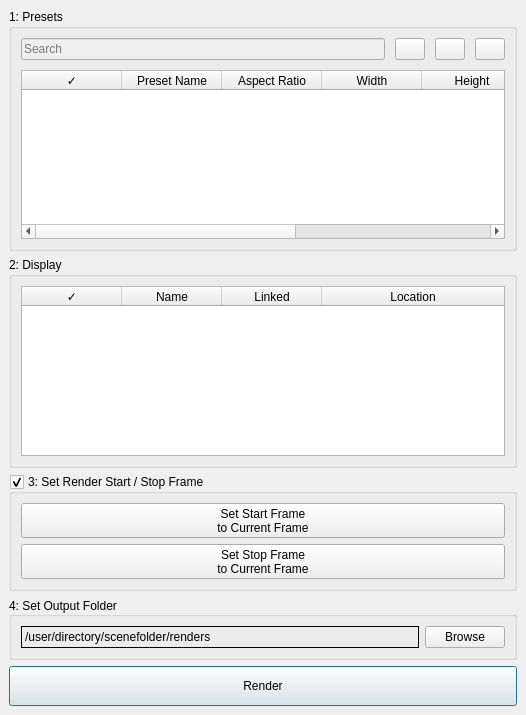
Qt form code/EZRender.ui (VisualDroids/EZ-Render-for-Toonboom-Harmony) before a commit.
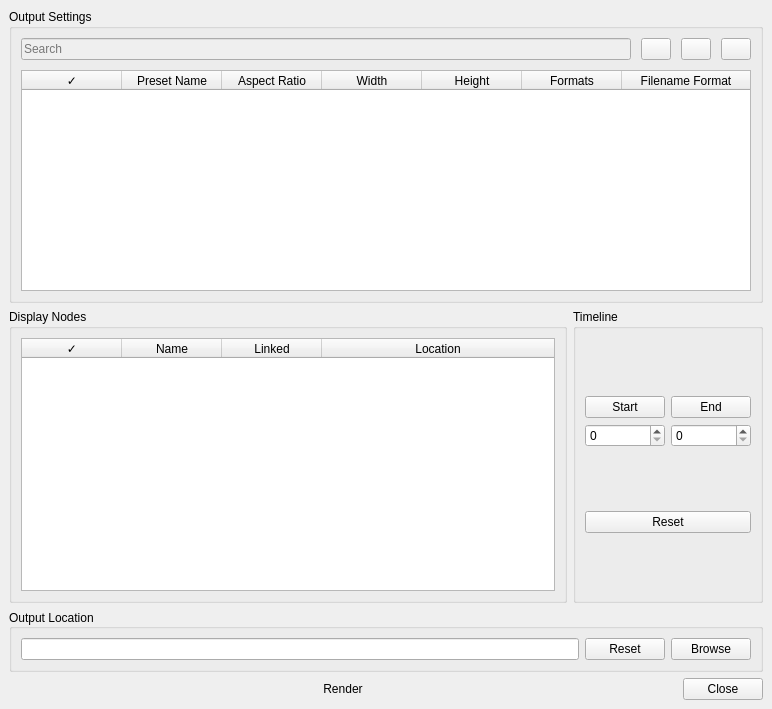
The same form after that commit. The open tabs and pages were chosen to show the change. Icons and pictures are not drawn.

Diff of the .ui file:
```diff
--- a/code/EZRender.ui
+++ b/code/EZRender.ui
@@ -6,13 +6,16 @@
    <rect>
     <x>0</x>
     <y>0</y>
-    <width>526</width>
-    <height>715</height>
+    <width>772</width>
+    <height>709</height>
    </rect>
   </property>
   <property name="windowTitle">
    <string/>
   </property>
+  <property name="styleSheet">
+   <string notr="true"/>
+  </property>
   <property name="currentIndex">
    <number>2</number>
   </property>
@@ -21,13 +24,13 @@
     <item>
      <widget class="QGroupBox" name="presetBox">
       <property name="title">
-       <string>1: Presets</string>
+       <string>Output Settings</string>
       </property>
-      <layout class="QGridLayout" name="gridLayout_4">
+      <layout class="QVBoxLayout" name="verticalLayout_9">
        <property name="sizeConstraint">
         <enum>QLayout::SetMinimumSize</enum>
        </property>
-       <item row="1" column="0">
+       <item>
         <layout class="QGridLayout" name="gridLayout_5">
          <item row="0" column="1">
           <layout class="QVBoxLayout" name="verticalLayout_4">
@@ -128,12 +131,18 @@
              <property name="selectionBehavior">
               <enum>QAbstractItemView::SelectRows</enum>
              </property>
-             <property name="gridStyle">
-              <enum>Qt::DotLine</enum>
+             <property name="textElideMode">
+              <enum>Qt::ElideMiddle</enum>
+             </property>
+             <property name="cornerButtonEnabled">
+              <bool>false</bool>
              </property>
              <attribute name="horizontalHeaderStretchLastSection">
               <bool>true</bool>
              </attribute>
+             <attribute name="verticalHeaderVisible">
+              <bool>false</bool>
+             </attribute>
              <column>
               <property name="text">
                <string>✓</string>
@@ -179,11 +188,11 @@
      </widget>
     </item>
     <item>
-     <layout class="QVBoxLayout" name="verticalLayout_10">
+     <layout class="QHBoxLayout" name="displayAndMarkers">
       <item>
        <widget class="QGroupBox" name="displayBox">
         <property name="title">
-         <string>2: Display</string>
+         <string>Display Nodes</string>
         </property>
         <layout class="QVBoxLayout" name="verticalLayout_2">
          <item>
@@ -197,12 +206,18 @@
            <property name="selectionBehavior">
             <enum>QAbstractItemView::SelectRows</enum>
            </property>
-           <property name="gridStyle">
-            <enum>Qt::DotLine</enum>
+           <property name="textElideMode">
+            <enum>Qt::ElideMiddle</enum>
+           </property>
+           <property name="cornerButtonEnabled">
+            <bool>false</bool>
            </property>
            <attribute name="horizontalHeaderStretchLastSection">
             <bool>true</bool>
            </attribute>
+           <attribute name="verticalHeaderVisible">
+            <bool>false</bool>
+           </attribute>
            <column>
             <property name="text">
              <string>✓</string>
@@ -228,44 +243,55 @@
         </layout>
        </widget>
       </item>
-     </layout>
-    </item>
     <item>
-     <layout class="QHBoxLayout" name="horizontalLayout_3">
-      <item>
-       <widget class="QGroupBox" name="frameBox">
+       <widget class="QGroupBox" name="timeline">
+        <property name="sizePolicy">
+         <sizepolicy hsizetype="Maximum" vsizetype="Preferred">
+          <horstretch>0</horstretch>
+          <verstretch>0</verstretch>
+         </sizepolicy>
+        </property>
         <property name="title">
-         <string>3: Set Render Start / Stop Frame</string>
+         <string>Timeline</string>
         </property>
-        <property name="checkable">
-         <bool>true</bool>
+        <property name="checked">
+         <bool>false</bool>
         </property>
-        <layout class="QVBoxLayout" name="verticalLayout_9">
+        <layout class="QVBoxLayout" name="verticalLayout_11">
          <item>
-          <widget class="QToolButton" name="setStartFrameButton">
-           <property name="sizePolicy">
-            <sizepolicy hsizetype="MinimumExpanding" vsizetype="Fixed">
-             <horstretch>0</horstretch>
-             <verstretch>0</verstretch>
-            </sizepolicy>
+          <layout class="QGridLayout" name="gridLayout_2">
+           <item row="1" column="2">
+            <widget class="QSpinBox" name="endFrameSpinBox"/>
+           </item>
+           <item row="1" column="1">
+            <widget class="QSpinBox" name="startFrameSpinBox"/>
+           </item>
+           <item row="0" column="1">
+            <widget class="QPushButton" name="setStartFrameButton">
+             <property name="toolTip">
+              <string>Click for setting current frame as Start</string>
            </property>
            <property name="text">
-            <string>Set Start Frame
-to Current Frame</string>
+              <string>Start</string>
            </property>
           </widget>
          </item>
-         <item>
-          <widget class="QToolButton" name="setEndFrameButton">
-           <property name="sizePolicy">
-            <sizepolicy hsizetype="MinimumExpanding" vsizetype="Fixed">
-             <horstretch>0</horstretch>
-             <verstretch>0</verstretch>
-            </sizepolicy>
+           <item row="0" column="2">
+            <widget class="QPushButton" name="setEndFrameButton">
+             <property name="toolTip">
+              <string>Click for setting current frame as End</string>
            </property>
            <property name="text">
-            <string>Set Stop Frame
-to Current Frame</string>
+              <string>End</string>
+             </property>
+            </widget>
+           </item>
+          </layout>
+         </item>
+         <item>
+          <widget class="QPushButton" name="resetStartEnd">
+           <property name="text">
+            <string>Reset</string>
            </property>
           </widget>
          </item>
@@ -280,7 +306,7 @@
        <enum>Qt::LeftToRight</enum>
       </property>
       <property name="title">
-       <string>4: Set Output Folder</string>
+       <string>Output Location</string>
       </property>
       <property name="alignment">
        <set>Qt::AlignLeading|Qt::AlignLeft|Qt::AlignVCenter</set>
@@ -288,14 +314,20 @@
       <layout class="QVBoxLayout" name="verticalLayout_3">
        <item>
         <layout class="QGridLayout" name="gridLayout">
+         <item row="0" column="0">
+          <widget class="QLineEdit" name="outputPath"/>
+         </item>
          <item row="0" column="1">
+          <layout class="QHBoxLayout" name="horizontalLayout_7">
+           <item>
+            <widget class="QPushButton" name="pushButton">
+             <property name="text">
+              <string>Reset</string>
+             </property>
+            </widget>
+           </item>
+           <item>
           <widget class="QPushButton" name="browseForFileButton">
-           <property name="maximumSize">
-            <size>
-             <width>80</width>
-             <height>16777215</height>
-            </size>
-           </property>
            <property name="toolTip">
             <string>Click here to choose your own output destination</string>
            </property>
@@ -304,18 +336,7 @@
            </property>
           </widget>
          </item>
-         <item row="0" column="0">
-          <widget class="QLabel" name="outputPath">
-           <property name="frameShape">
-            <enum>QFrame::Panel</enum>
-           </property>
-           <property name="text">
-            <string>/user/directory/scenefolder/renders</string>
-           </property>
-           <property name="wordWrap">
-            <bool>true</bool>
-           </property>
-          </widget>
+          </layout>
          </item>
         </layout>
        </item>
@@ -323,7 +344,7 @@
      </widget>
     </item>
     <item>
-     <layout class="QVBoxLayout" name="renderLayout">
+     <layout class="QHBoxLayout" name="horizontalLayout_3">
       <item>
        <widget class="QPushButton" name="buttonRender">
         <property name="sizePolicy">
@@ -332,12 +353,6 @@
           <verstretch>0</verstretch>
          </sizepolicy>
         </property>
-        <property name="minimumSize">
-         <size>
-          <width>0</width>
-          <height>40</height>
-         </size>
-        </property>
         <property name="inputMethodHints">
          <set>Qt::ImhNoPredictiveText</set>
         </property>
@@ -347,11 +362,21 @@
         <property name="autoDefault">
          <bool>true</bool>
         </property>
-        <property name="default">
-         <bool>true</bool>
-        </property>
         <property name="flat">
-         <bool>false</bool>
+         <bool>true</bool>
+        </property>
+       </widget>
+      </item>
+      <item>
+       <widget class="QPushButton" name="pushButton_2">
+        <property name="sizePolicy">
+         <sizepolicy hsizetype="Maximum" vsizetype="Fixed">
+          <horstretch>0</horstretch>
+          <verstretch>0</verstretch>
+         </sizepolicy>
+        </property>
+        <property name="text">
+         <string>Close</string>
         </property>
        </widget>
       </item>
@@ -752,6 +777,12 @@
      </spacer>
     </item>
     <item>
+     <widget class="QGroupBox" name="renderProgress">
+      <property name="title">
+       <string>EZ Render</string>
+      </property>
+      <layout class="QVBoxLayout" name="verticalLayout_10">
+       <item>
      <widget class="QLabel" name="progressText">
       <property name="text">
        <string/>
@@ -793,6 +824,9 @@
       </item>
      </layout>
     </item>
+      </layout>
+     </widget>
+    </item>
     <item>
      <spacer name="verticalSpacer_4">
       <property name="orientation">
```
Left out of the diff: 28 changed lines with no effect on the pictures. Lines whose indentation alone changed are shown as unchanged.
